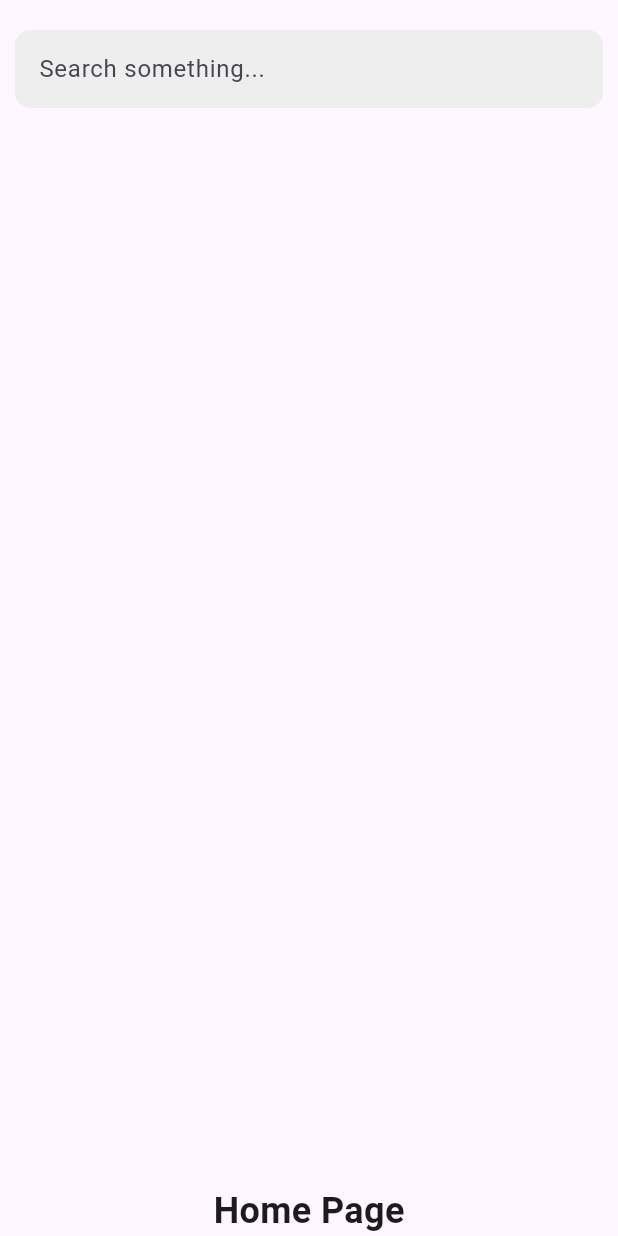
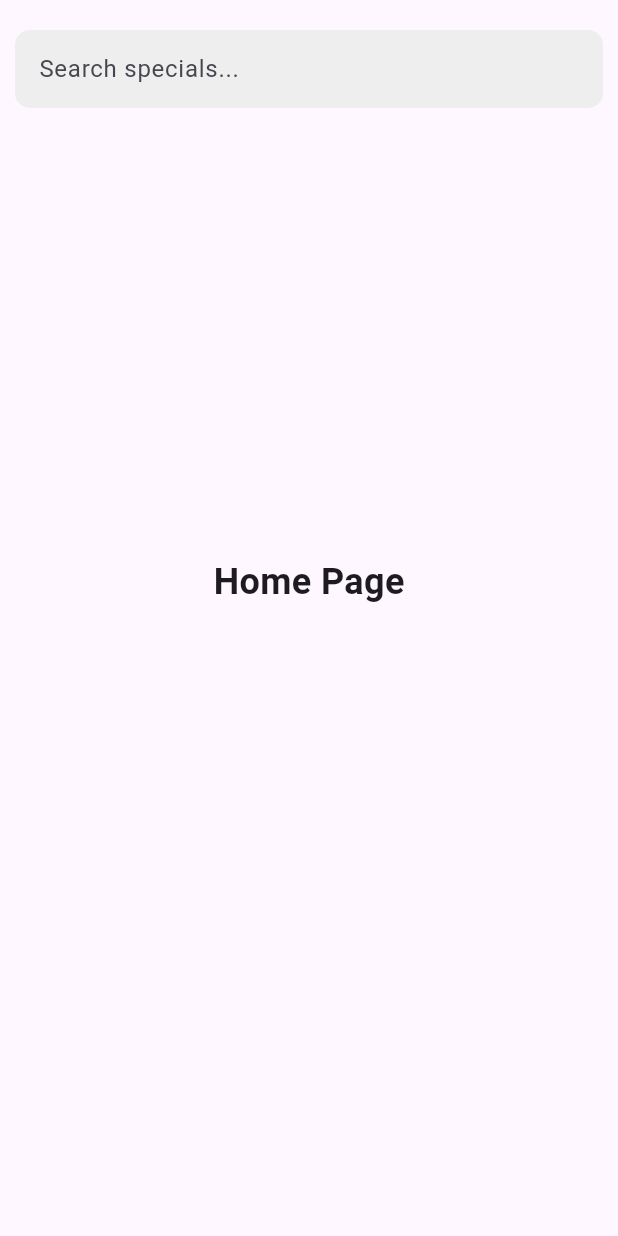
Before and after one commit to karabomatabane/search_predictions, a Flutter app: the screen it shows after launch, on a phone screen of 412 x 824 dp. Run offline on Flutter 3.47's test engine with Material 3 defaults, Android fonts, the light colour scheme and no system bars.

Commit message:
[enhance]: modularise widget, and code cleanup

```diff
--- a/lib/main.dart
+++ b/lib/main.dart
@@ -2,6 +2,7 @@
 import 'package:flutter/material.dart';
 import 'package:search_predictions/widgets/search_with_predictions.dart';
 
+import 'models/search_object.model.dart';
 import 'models/special.model.dart';
 
 void main() {
@@ -52,14 +53,22 @@ class _HomeState extends State<Home> {
       description: "Special 5 description",
     ),
   ];
+  List<SearchObject> searchObjects = <SearchObject>[];
+  @override
+  void initState() {
+    searchObjects = specials.map((e) => SearchObject(id: e.id, name: e.name, prop1: e.description)).toList();
+    super.initState();
+  }
   @override
   Widget build(BuildContext context) {
     return Scaffold(
       body: SafeArea(
         child: Column(
           children: [
-            Expanded(
-              child: PredictiveSearch(specials: specials),
+            ConstrainedBox(
+              // set max height to 40vh
+              constraints: BoxConstraints(maxHeight: MediaQuery.of(context).size.height * 0.45),
+              child: PredictiveSearch(objs: searchObjects, onTap: () {}, placeholder: 'Search specials...'),
             ),
             const Center(
               child: Text(
--- /dev/null
+++ b/lib/models/search_object.model.dart
@@ -0,0 +1,13 @@
+class SearchObject {
+  final String id;
+  final String name;
+  String? prop1;
+  String? prop2;
+
+  SearchObject({
+    required this.id,
+    required this.name,
+    this.prop1,
+    this.prop2,
+  });
+}
--- a/lib/widgets/predictions_list_tile.dart
+++ b/lib/widgets/predictions_list_tile.dart
@@ -2,7 +2,9 @@
 import 'package:flutter/material.dart';
 
 class PredictionsListTile extends StatelessWidget {
+  /// The prediction string to be displayed.
   final String prediction;
+  /// Callback function to be executed when the tile is tapped.
   final VoidCallback onTap;
   const PredictionsListTile({super.key, required this.prediction, required this.onTap});
 
--- a/lib/widgets/search_with_predictions.dart
+++ b/lib/widgets/search_with_predictions.dart
@@ -5,11 +5,19 @@ import 'package:flutter/material.dart';
 import 'package:search_predictions/widgets/predictions_list_tile.dart';
 
 import '../models/prediction.model.dart';
+import '../models/search_object.model.dart';
 import '../models/special.model.dart';
+import '../utils/utilities.dart';
 
 class PredictiveSearch extends StatefulWidget {
-  final List<Special> specials;
-  const PredictiveSearch({super.key, required this.specials});
+  /// List of search objects used for predictions.
+  final List<SearchObject> objs;
+  /// Callback function to execute when a prediction is tapped.
+  final VoidCallback onTap;
+  /// Placeholder text for the search field.
+  String? placeholder;
+  PredictiveSearch({super.key, required this.objs, required this.onTap,
+    this.placeholder});
 
   @override
   State<PredictiveSearch> createState() => _PredictiveSearchState();
@@ -17,6 +25,8 @@ class PredictiveSearch extends StatefulWidget {
 
 class _PredictiveSearchState extends State<PredictiveSearch> {
   List<Prediction> predictions = <Prediction>[];
+  String placeholder = 'Search something...';
+
   @override
   Widget build(BuildContext context) {
     return Padding(
@@ -28,7 +38,7 @@ class _PredictiveSearchState extends State<PredictiveSearch> {
         children: <Widget>[
           TextField(
               decoration: InputDecoration(
-                hintText: 'Search something...',
+                hintText: widget.placeholder ?? placeholder,
                 hintStyle: const TextStyle(
                   fontWeight: FontWeight.w400,
                   fontSize: 16,
@@ -48,7 +58,7 @@ class _PredictiveSearchState extends State<PredictiveSearch> {
               ),
             onChanged: (String value) {
               setState(() {
-                predictions = getPredictions(value);
+                predictions = Utilities.getPredictions(value, widget.objs);
                 if (value.isEmpty) {
                   predictions = <Prediction>[];
                 }
@@ -64,7 +74,7 @@ class _PredictiveSearchState extends State<PredictiveSearch> {
                   itemBuilder: (BuildContext context, int index) {
                     return PredictionsListTile(
                         prediction: predictions[index].matchingString,
-                        onTap: () {});
+                        onTap: widget.onTap);
                   },
                 ),
               ),
@@ -73,65 +83,4 @@ class _PredictiveSearchState extends State<PredictiveSearch> {
       ),
     );
   }
-
-  List<Prediction> getPredictions(String value) {
-    String query = value.toLowerCase();
-    final List<Prediction> predictions = <Prediction>[];
-    //search all properties of the specials and assign the matching properties' strings to the predictions list
-    // if there's a name that matches, add it to the predictions list
-    // if there's a description that matches, add "name: up to five words surrounding the match" to the predictions list
-    // if both name and description match, add the name to the predictions list
-    // if there's no match, return an empty list
-    for (Special special in widget.specials) {
-      if (special.name.toLowerCase().contains(query)) {
-        predictions.add(Prediction(specialId: special.id, matchingString:decorateName(special.name, query)));
-      } else if (special.description.toLowerCase().contains(query)) {
-        String matchingString = "${special.name}: ${decorateString(special.description, query)}";
-        predictions.add(Prediction(specialId: special.id, matchingString: matchingString));
-      }
-    }
-    return predictions;
-  }
-
-  String decorateString(String match, String query) {
-    final int index = match.toLowerCase().indexOf(query);
-    final int length = query.length;
-    match = match.replaceFirst(RegExp(query, caseSensitive: false), "*$query*").toLowerCase();
-    if (kDebugMode) {
-      print("MATCH: $match");
-    }
-    final List<String> words = match.split(" ");
-    final int matchIndex = words.indexWhere((String word) => word.toLowerCase().contains(query));
-    final String firstPart = '... ${words.sublist(max(matchIndex - 5, 0), matchIndex).join(" ")}';
-    final String queryPart = words[matchIndex];
-    final String secondPart = '${words.sublist(matchIndex + 1, min(words.length, matchIndex + 3)).join(" ")} ...';
-    return "$firstPart $queryPart $secondPart";
-  }
-
-  String decorateName(String match, String query) {
-    final int index = match.toLowerCase().indexOf(query);
-    final int length = query.length;
-    match = toTitleCase(match.replaceFirst(RegExp(query, caseSensitive: false), "*$query*"));
-    if (kDebugMode) {
-      print("MATCH: $match");
-    }
-    final List<String> words = match.split(" ");
-    final int matchIndex = words.indexWhere((String word) => word.toLowerCase().contains(query));
-    final String firstPart = words.sublist(max(matchIndex - 5, 0), matchIndex).join(" ");
-    final String queryPart = words[matchIndex];
-    final String secondPart = words.sublist(matchIndex + 1, min(words.length, matchIndex + 3)).join(" ");
-    return "$firstPart $queryPart $secondPart";
-  }
-
-  String toTitleCase(String text) {
-    String output = '';
-    text.split(' ').map((String word) {
-      if(word[0] == '*' && word.substring(1).isNotEmpty) {
-        output += '*${word[1].toUpperCase()}${word.substring(2)} ';
-        return;
-      }
-      output += '${word[0].toUpperCase()}${word.substring(1)} ';
-    }).toList();
-    return output.trim();
-  }
 }
```
Also changed, not shown: lib/utils/utilities.dart (added, +74 -0 lines), 1 other file.
